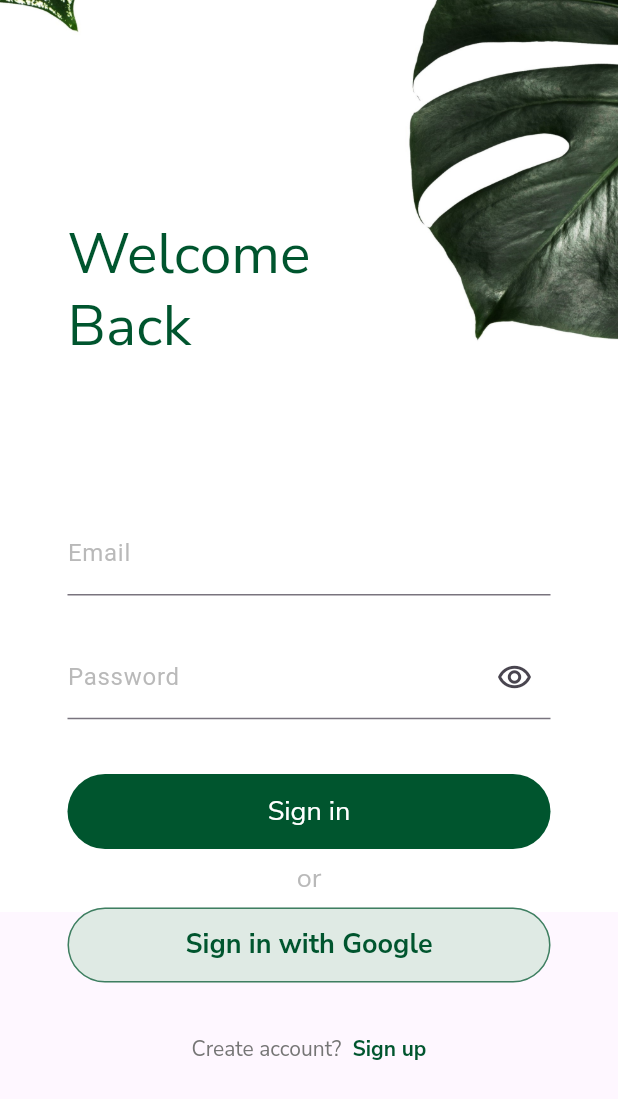
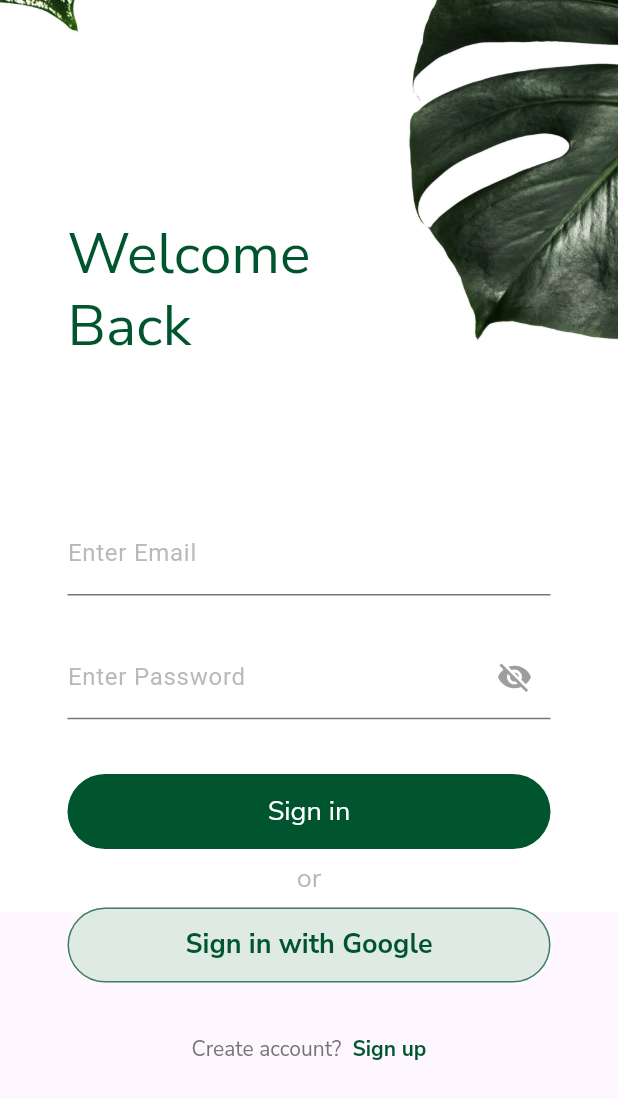
Before and after one commit to Ronakmewara/sign, a Flutter app: the LoginPage screen opened directly, on a phone screen of 412 x 824 dp. Shown: the top 1099 px of the screen. Run offline on Flutter 3.47's test engine with Material 3 defaults, Android fonts, the phone set to English and light mode, and no system bars; drawn by our look-alikes of flutter_form_builder; our stand-ins replace cached_network_image, device_preview, form_builder_validators, google_fonts, hive, hive_flutter and 3 more; missing offline and left inert: month_year_picker; accounts and stored records are empty; network calls fail.

Commit message:
Form_Builder Done _ Home

```diff
--- a/lib/main.dart
+++ b/lib/main.dart
@@ -36,7 +36,7 @@ class MyApp extends StatelessWidget {
           debugShowCheckedModeBanner: false,
           title: 'Signup Page',
           theme: theme(),
-          home: const Signup());
+          home: const LoginPage());
     });
 
     // home: const SettingPage());
--- /dev/null
+++ b/lib/model_class/user_sharedprefs.dart
@@ -0,0 +1,54 @@
+
+class User {
+  String? name;
+  String? email;
+  String? password;
+  String? mobileNumber;
+  String? dateOfBirth;
+  String? country;
+  String? state;
+  String? city;
+  List<String>? hobbies;
+  String? gender;
+
+User(
+    {required this.name,
+      required this.email,
+      required this.password,
+      required this.mobileNumber,
+      required this.dateOfBirth,
+      required this.country,
+      required this.city,
+      required this.state,
+      this.hobbies,
+      required this.gender});
+
+Map<String, dynamic> toJson() {
+  return {
+    'fullName': name,
+    'email': email,
+    'password': password,
+    'mobileNumber': mobileNumber,
+    'dateOfBirth': dateOfBirth,
+    'country': country,
+    'city': city,
+    'gender': gender,
+    'state': state,
+    'hobbies': hobbies
+  };
+}
+
+User.fromJson(Map<String , dynamic> json){
+name = json['Name'];
+email = json['Email'];
+password = json['Password'];
+mobileNumber = json['Mobile Number'];
+dateOfBirth = json['DateOfBirth'];
+country = json['Country'];
+city = json['City'];
+gender = json['Gender'];
+state = json['State'];
+hobbies = (json['Hobbies'] as List<dynamic>).cast<String>();
+
+}
+}
--- a/lib/presentation/beerlist/beer_details/beer_details.dart
+++ b/lib/presentation/beerlist/beer_details/beer_details.dart
@@ -175,7 +175,7 @@ class BeerDetailsPage extends StatelessWidget {
                             height: 20,
                           ),
                           SizedBox(
-                            height: 11.h,
+                            height: 12.h,
                             child: Text(
                               beerDetails.description!,
                               style:   TextStyle(
--- a/lib/presentation/login/login_form/login_form.dart
+++ b/lib/presentation/login/login_form/login_form.dart
@@ -1,31 +1,33 @@
 import 'dart:convert';
 
 import 'package:flutter/material.dart';
+import 'package:flutter_form_builder/flutter_form_builder.dart';
+import 'package:form_builder_validators/form_builder_validators.dart';
 import 'package:shared_preferences/shared_preferences.dart';
 
 import '../../../common/custom_button/custom_button.dart';
 import '../../../common/custom_input/custom_input.dart';
+import '../../../model_class/user_sharedprefs.dart';
 import '../../../theme/theme.dart';
 import '../../mainpagewithbar/mainpagewithbar.dart';
 import '../../signup/signup.dart';
 
 class LoginForm extends StatefulWidget {
-
-  const LoginForm({super.key, });
-
+  const LoginForm({
+    super.key,
+  });
 
   @override
   State<LoginForm> createState() => _LoginFormState();
 }
+
 final TextEditingController emailController = TextEditingController();
 final TextEditingController passwordController = TextEditingController();
-bool isObscure =false;
+bool isObscure = true;
 late SharedPreferences prefs;
-final lFormKey = GlobalKey<FormState>();
+final lFormKey = GlobalKey<FormBuilderState>();
+
 class _LoginFormState extends State<LoginForm> {
-
-
-
   @override
   void initState() {
     super.initState();
@@ -38,54 +40,62 @@ class _LoginFormState extends State<LoginForm> {
 
   @override
   Widget build(BuildContext context) {
-    return Form(
+    return FormBuilder(
         key: lFormKey,
         child: Column(
           children: [
             Padding(
-                padding:
-                const EdgeInsets.fromLTRB(0, 100, 0, 26.5),
-                child: CustomInput(
+                padding: const EdgeInsets.fromLTRB(0, 100, 0, 26.5),
+                child: FormBuilderTextField(
                   name: 'Email',
-                  controller: emailController,
-                  placeholder: 'Please Enter email',
-                  keyboardStyle: TextInputType.emailAddress,
-                  regexp: r'^[\w-\.]+@([\w-]+\.)+[\w-]{2,4}$',
-                  regexNotMatchMessage:
-                  'Please Enter Valid Email', obscureText: false,)),
+                  decoration: InputDecoration(
+                      label: Text(
+                    'Enter Email',
+                    style: TextStyle(color: hintTextColor),
+                  )),
+                  validator: FormBuilderValidators.compose([
+                    FormBuilderValidators.required(),
+                    FormBuilderValidators.email()
+                  ]),
+                )),
             Padding(
                 padding: const EdgeInsets.fromLTRB(0, 0, 0, 26.5),
-                child: CustomInput(
+                child: FormBuilderTextField(
                   name: 'Password',
-                  controller: passwordController,
-                  placeholder: 'Enter Password',
-                  keyboardStyle: TextInputType.visiblePassword,
-                  regexp: '',
-                  regexNotMatchMessage: 'Please Enter Password', obscureText: isObscure, suffixIcon: IconButton(
-                  onPressed: (){
-                    setState(() {
-                      isObscure = !isObscure;
-                    });
-                  }, icon:  Icon( isObscure ? Icons.visibility_off :  Icons.remove_red_eye_outlined ),
-                ),)),
+                  decoration: InputDecoration(
+                    labelText: 'Enter Password',
+                    labelStyle: TextStyle(color: hintTextColor),
+                    suffixIcon: IconButton(
+                      icon: Icon(
+                        isObscure ? Icons.visibility_off : Icons.visibility,
+                        color: Colors.grey,
+                      ),
+                      onPressed: () {
+                        setState(() {
+                          isObscure = !isObscure;
+                        });
+                      },
+                    ),
+                  ),
+                  keyboardType: TextInputType.visiblePassword,
+                  obscureText: isObscure,
+                )),
             //SignUp Button
 
             Padding(
               padding: const EdgeInsets.fromLTRB(0, 10, 0, 8),
               child: InkWell(
                   onTap: () {
-                    if (lFormKey.currentState!.validate()) {
-                      String email = emailController.text;
-                      String password = passwordController.text;
+                    if (lFormKey.currentState!.saveAndValidate()) {
+
 
                       String? userJson = prefs.getString('user');
 
                       if (userJson != null) {
-                        User userData =
-                         User.fromJson(json.decode(userJson));
+                        User userData = User.fromJson(json.decode(userJson));
 
-                        if (userData.email == email &&
-                            userData.password == password) {
+                        if (userData.email == lFormKey.currentState!.value['Email'] &&
+                            userData.password == lFormKey.currentState!.value['Password']) {
                           ScaffoldMessenger.of(context)
                               .showSnackBar(const SnackBar(
                             content: Text('Login Successful'),
@@ -95,8 +105,7 @@ class _LoginFormState extends State<LoginForm> {
                           Navigator.pushReplacement(
                               context,
                               MaterialPageRoute(
-                                  builder: (context) =>
-                                  const MainPage()));
+                                  builder: (context) => const MainPage()));
                           emailController.clear();
                           passwordController.clear();
                         } else {
@@ -109,15 +118,16 @@ class _LoginFormState extends State<LoginForm> {
                       } else {
                         ScaffoldMessenger.of(context)
                             .showSnackBar(const SnackBar(
-                          content: Text(
-                              'No Such Data Found ! Please Register '),
+                          content:
+                              Text('No Such Data Found ! Please Register '),
                           duration: Duration(seconds: 2),
                         ));
                       }
                     }
                   },
-                  child: const CustomButton(text: 'Sign in',)
-              ),
+                  child: const CustomButton(
+                    text: 'Sign in',
+                  )),
             ),
             Text(
               'or',
@@ -130,8 +140,7 @@ class _LoginFormState extends State<LoginForm> {
               padding: const EdgeInsets.fromLTRB(0, 8, 0, 36),
               child: Container(
                 decoration: BoxDecoration(
-                    border:
-                    Border.all(color: buttonLightGreenBorder),
+                    border: Border.all(color: buttonLightGreenBorder),
                     color: buttonLightGreen,
                     //rgb(223,234,228)
                     borderRadius: BorderRadius.circular(40)),
@@ -140,10 +149,7 @@ class _LoginFormState extends State<LoginForm> {
                 child: Center(
                   child: Text(
                     'Sign in with Google',
-                    style: Theme.of(context)
-                        .textTheme
-                        .titleLarge!
-                        .copyWith(
+                    style: Theme.of(context).textTheme.titleLarge!.copyWith(
                         fontSize: 18,
                         color: primaryColor,
                         fontWeight: FontWeight.bold),
@@ -161,23 +167,18 @@ class _LoginFormState extends State<LoginForm> {
                   style: Theme.of(context)
                       .textTheme
                       .titleLarge!
-                      .copyWith(
-                      fontSize: 14, color: Colors.grey[600]),
+                      .copyWith(fontSize: 14, color: Colors.grey[600]),
                 ),
                 InkWell(
                   onTap: () {
                     Navigator.pushReplacement(
                         context,
                         MaterialPageRoute(
-                            builder: (context) =>
-                            const Signup()));
+                            builder: (context) => const Signup()));
                   },
                   child: Text(
                     ' Sign up',
-                    style: Theme.of(context)
-                        .textTheme
-                        .titleLarge!
-                        .copyWith(
+                    style: Theme.of(context).textTheme.titleLarge!.copyWith(
                         fontSize: 14,
                         color: primaryColor,
                         fontWeight: FontWeight.bold),
--- a/lib/presentation/updateprofile/updateprofile.dart
+++ b/lib/presentation/updateprofile/updateprofile.dart
@@ -10,6 +10,8 @@ import 'package:signup_page/common/custom_input/custom_input.dart';
 import 'package:signup_page/presentation/mainpagewithbar/mainpagewithbar.dart';
 import 'package:signup_page/presentation/signup/signup.dart';
 import 'package:signup_page/theme/theme.dart';
+
+import '../../model_class/user_sharedprefs.dart';
 
 File? _image;
 String? imagePath;
```
Also changed, not shown: lib/presentation/signup/signup.dart (+31 -185 lines).
